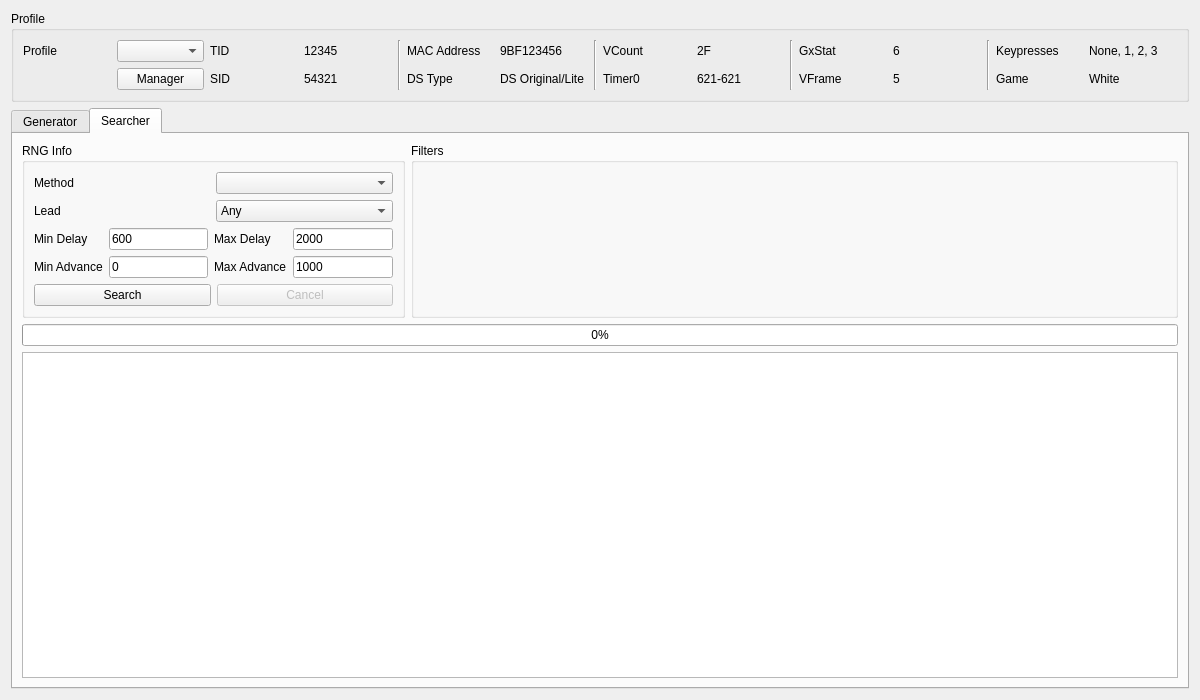
Admiral-Fish/PokeFinder, file Source/Forms/Gen5/Stationary5.ui: the form before one commit.
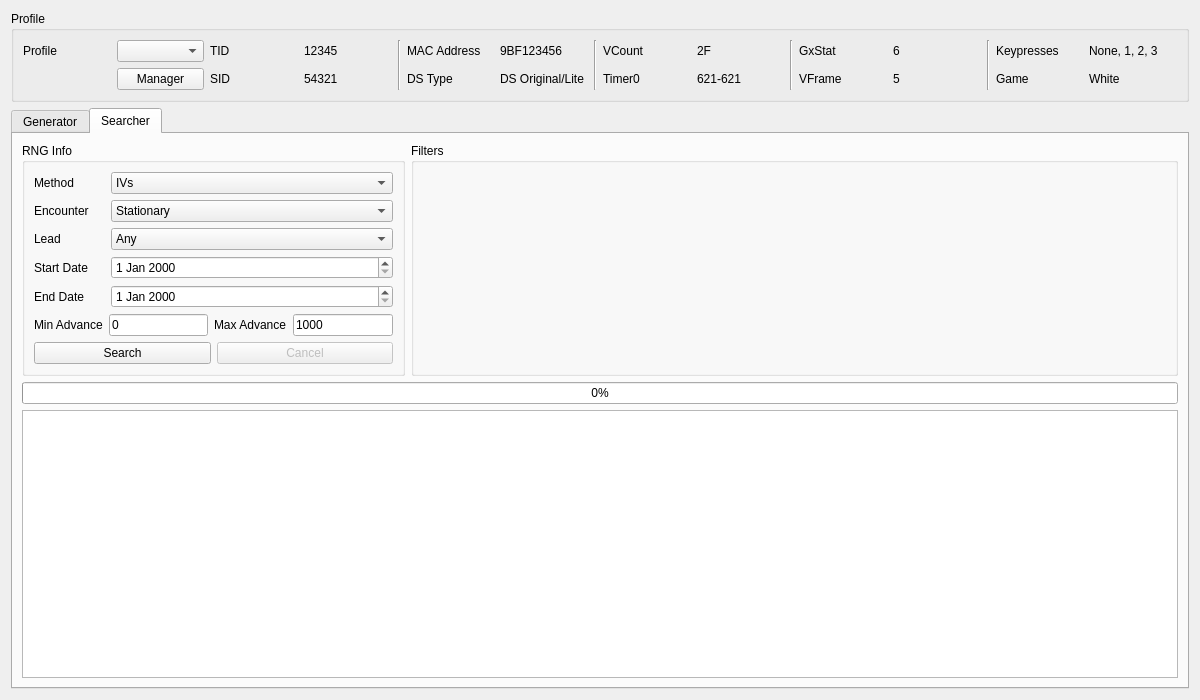
The form after the commit. The open tabs and pages were chosen to show the change. Custom widgets are drawn as their Qt base class.

Commit message: Rewrite stationary searcher and add hidden grotto

```diff
--- a/Source/Forms/Gen5/Stationary5.ui
+++ b/Source/Forms/Gen5/Stationary5.ui
@@ -499,142 +499,28 @@
           <string>RNG Info</string>
          </property>
          <layout class="QGridLayout" name="gridLayout_2">
-          <item row="0" column="0">
-           <widget class="QLabel" name="labelSearcherMethod">
-            <property name="text">
-             <string>Method</string>
-            </property>
-           </widget>
-          </item>
-          <item row="0" column="1">
-           <widget class="ComboBox" name="comboBoxSearcherMethod">
-            <property name="layoutDirection">
-             <enum>Qt::LeftToRight</enum>
-            </property>
-            <property name="editable">
-             <bool>false</bool>
-            </property>
-            <property name="frame">
-             <bool>true</bool>
-            </property>
-           </widget>
-          </item>
-          <item row="1" column="0">
+          <item row="2" column="1">
            <widget class="QLabel" name="labelSearcherLead">
             <property name="text">
              <string>Lead</string>
             </property>
            </widget>
           </item>
-          <item row="1" column="1">
-           <widget class="ComboBox" name="comboBoxSearcherLead">
-            <item>
-             <property name="text">
-              <string>Any</string>
-             </property>
-            </item>
-            <item>
-             <property name="text">
-              <string>Synchronize</string>
-             </property>
-            </item>
-            <item>
-             <property name="text">
-              <string>Cute Charm</string>
-             </property>
-            </item>
-            <item>
-             <property name="text">
-              <string>None</string>
-             </property>
-            </item>
+          <item row="3" column="1">
+           <widget class="QLabel" name="labelSearcherStartDate">
+            <property name="text">
+             <string>Start Date</string>
+            </property>
            </widget>
           </item>
-          <item row="2" column="0" colspan="2">
-           <layout class="QGridLayout" name="gridLayout_3">
-            <item row="0" column="0">
-             <widget class="QLabel" name="labelSearcherMinDelay">
-              <property name="text">
-               <string>Min Delay</string>
-              </property>
-             </widget>
-            </item>
-            <item row="0" column="1">
-             <widget class="TextBox" name="textBoxSearcherMinDelay">
-              <property name="inputMask">
-               <string/>
-              </property>
-              <property name="text">
-               <string notr="true">600</string>
-              </property>
-              <property name="maxLength">
-               <number>5</number>
-              </property>
-             </widget>
-            </item>
-            <item row="0" column="2">
-             <widget class="QLabel" name="labelSearcherMaxDelay">
-              <property name="text">
-               <string>Max Delay</string>
-              </property>
-             </widget>
-            </item>
-            <item row="0" column="3">
-             <widget class="TextBox" name="textBoxSearcherMaxDelay">
-              <property name="inputMask">
-               <string/>
-              </property>
-              <property name="text">
-               <string notr="true">2000</string>
-              </property>
-              <property name="maxLength">
-               <number>5</number>
-              </property>
-             </widget>
-            </item>
-            <item row="1" column="0">
-             <widget class="QLabel" name="labelSearcherMinAdvance">
-              <property name="text">
-               <string>Min Advance</string>
-              </property>
-             </widget>
-            </item>
-            <item row="1" column="1">
-             <widget class="TextBox" name="textBoxSearcherMinAdvance">
-              <property name="inputMask">
-               <string/>
-              </property>
-              <property name="text">
-               <string notr="true">0</string>
-              </property>
-              <property name="maxLength">
-               <number>5</number>
-              </property>
-             </widget>
-            </item>
-            <item row="1" column="2">
-             <widget class="QLabel" name="labelSearcherMaxAdvance">
-              <property name="text">
-               <string>Max Advance</string>
-              </property>
-             </widget>
-            </item>
-            <item row="1" column="3">
-             <widget class="TextBox" name="textBoxSearcherMaxAdvance">
-              <property name="inputMask">
-               <string/>
-              </property>
-              <property name="text">
-               <string notr="true">1000</string>
-              </property>
-              <property name="maxLength">
-               <number>5</number>
-              </property>
-             </widget>
-            </item>
-           </layout>
+          <item row="0" column="1">
+           <widget class="QLabel" name="labelSearcherMethod">
+            <property name="text">
+             <string>Method</string>
+            </property>
+           </widget>
           </item>
-          <item row="3" column="0" colspan="2">
+          <item row="6" column="1" colspan="5">
            <layout class="QHBoxLayout" name="horizontalLayout">
             <item>
              <widget class="QPushButton" name="pushButtonSearch">
@@ -664,6 +550,136 @@
             </item>
            </layout>
           </item>
+          <item row="5" column="1" colspan="5">
+           <layout class="QGridLayout" name="gridLayout_3">
+            <item row="0" column="2">
+             <widget class="QLabel" name="labelSearcherMaxAdvance">
+              <property name="text">
+               <string>Max Advance</string>
+              </property>
+             </widget>
+            </item>
+            <item row="0" column="0">
+             <widget class="QLabel" name="labelSearcherMinAdvance">
+              <property name="text">
+               <string>Min Advance</string>
+              </property>
+             </widget>
+            </item>
+            <item row="0" column="1">
+             <widget class="TextBox" name="textBoxSearcherMinAdvances">
+              <property name="inputMask">
+               <string/>
+              </property>
+              <property name="text">
+               <string notr="true">0</string>
+              </property>
+              <property name="maxLength">
+               <number>5</number>
+              </property>
+             </widget>
+            </item>
+            <item row="0" column="3">
+             <widget class="TextBox" name="textBoxSearcherMaxAdvances">
+              <property name="inputMask">
+               <string/>
+              </property>
+              <property name="text">
+               <string notr="true">1000</string>
+              </property>
+              <property name="maxLength">
+               <number>5</number>
+              </property>
+             </widget>
+            </item>
+           </layout>
+          </item>
+          <item row="1" column="1">
+           <widget class="QLabel" name="labelSearcherEncounter">
+            <property name="text">
+             <string>Encounter</string>
+            </property>
+           </widget>
+          </item>
+          <item row="0" column="2" colspan="4">
+           <widget class="ComboBox" name="comboBoxSearcherMethod">
+            <property name="layoutDirection">
+             <enum>Qt::LeftToRight</enum>
+            </property>
+            <property name="editable">
+             <bool>false</bool>
+            </property>
+            <property name="frame">
+             <bool>true</bool>
+            </property>
+            <item>
+             <property name="text">
+              <string>IVs</string>
+             </property>
+            </item>
+            <item>
+             <property name="text">
+              <string>IVs C-Gear</string>
+             </property>
+            </item>
+            <item>
+             <property name="text">
+              <string>PIDRNG</string>
+             </property>
+            </item>
+           </widget>
+          </item>
+          <item row="1" column="2" colspan="4">
+           <widget class="ComboBox" name="comboBoxSearcherEncounter">
+            <item>
+             <property name="text">
+              <string>Stationary</string>
+             </property>
+            </item>
+            <item>
+             <property name="text">
+              <string>Roamer</string>
+             </property>
+            </item>
+           </widget>
+          </item>
+          <item row="2" column="2" colspan="4">
+           <widget class="ComboBox" name="comboBoxSearcherLead">
+            <item>
+             <property name="text">
+              <string>Any</string>
+             </property>
+            </item>
+            <item>
+             <property name="text">
+              <string>Synchronize</string>
+             </property>
+            </item>
+            <item>
+             <property name="text">
+              <string>Cute Charm</string>
+             </property>
+            </item>
+            <item>
+             <property name="text">
+              <string>None</string>
+             </property>
+            </item>
+           </widget>
+          </item>
+          <item row="4" column="1">
+           <widget class="QLabel" name="labelSearcherEndDate">
+            <property name="text">
+             <string>End Date</string>
+            </property>
+           </widget>
+          </item>
+          <item row="3" column="2" colspan="4">
+           <widget class="DateEdit" name="dateEditSearcherStartDate"/>
+          </item>
+          <item row="4" column="2" colspan="4">
+           <widget class="DateEdit" name="dateEditSearcherEndDate"/>
+          </item>
          </layout>
         </widget>
        </item>
@@ -695,6 +711,11 @@
    <extends>QComboBox</extends>
    <header>Forms/Controls/ComboBox.hpp</header>
   </customwidget>
+  <customwidget>
+   <class>DateEdit</class>
+   <extends>QDateEdit</extends>
+   <header>Forms/Controls/DateEdit.hpp</header>
+  </customwidget>
  </customwidgets>
  <tabstops>
   <tabstop>comboBoxProfiles</tabstop>
```
Left out of the diff: 11 changed lines with no effect on the pictures. The commit also changes 6 other files.
